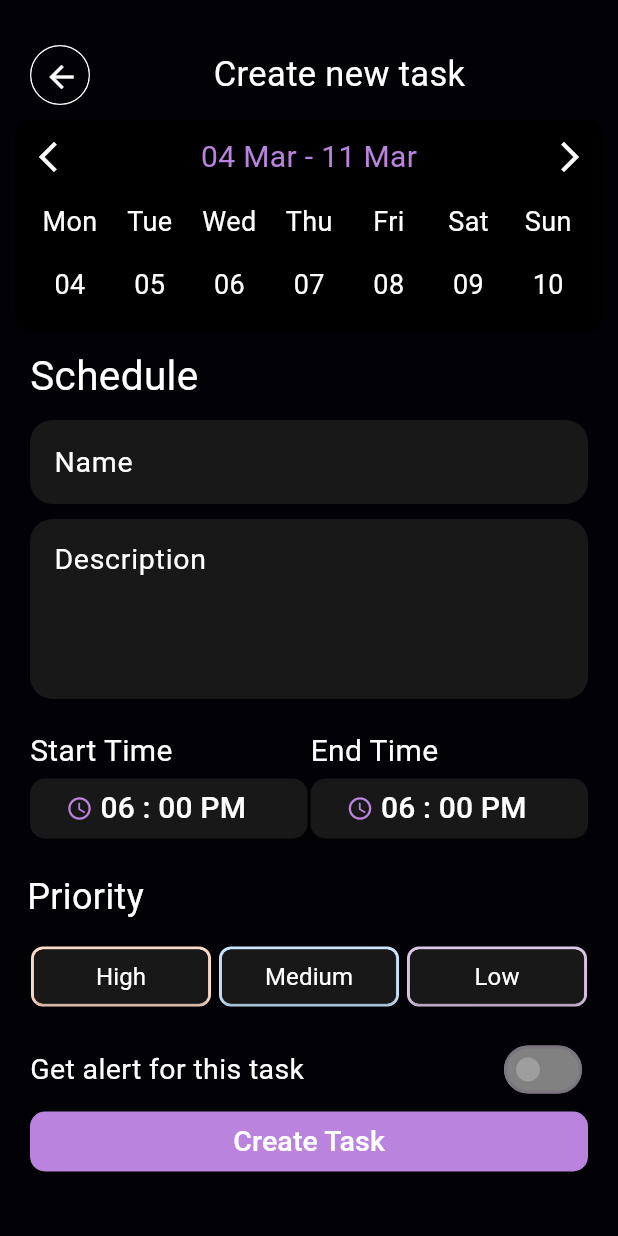
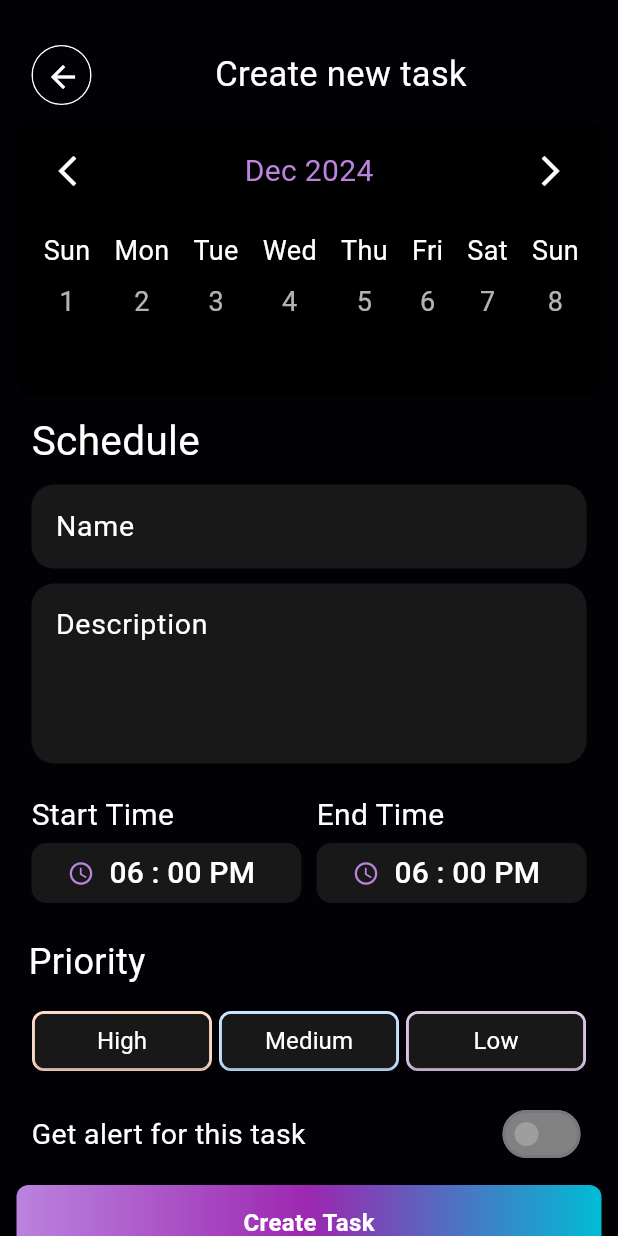
Before and after one commit to khailuvN/buoi5, a Flutter app: the screen it shows after launch, after a tap on the "add" icon, on a phone screen of 412 x 824 dp. Run offline on Flutter 3.47's test engine with Material 3 defaults, Android fonts, the phone set to English and light mode, and no system bars.

Commit message:
khaidz đã sửa lại

```diff
--- a/flutterstudy/lib/Screen/Screen1/Screen.dart
+++ b/flutterstudy/lib/Screen/Screen1/Screen.dart
@@ -21,9 +21,12 @@ class _HomeScreenState extends State<HomeScreen> {
     return Scaffold(
       backgroundColor: AppColors.hex020206,
       appBar: const HomeAppBar(),
-      body: Stack(
+      body: GestureDetector(
+        onTap: () {
+          FocusScope.of(context).unfocus();
+        },
+        child: Stack(
           children: [
-          // Nội dung chính
             SingleChildScrollView(
               child: Column(
                 crossAxisAlignment: CrossAxisAlignment.start,
@@ -59,22 +62,31 @@ class _HomeScreenState extends State<HomeScreen> {
                   Navigator.push(context, MaterialPageRoute(builder: (context) => Screen2()));
                 },
                 child: Container(
-                width: 56,
-                height: 56,
+                  width: 71,
+                  height: 71,
                   decoration: BoxDecoration(
                     shape: BoxShape.circle,
                     color: Colors.purple.shade200,
+                    boxShadow: [
+                      BoxShadow(
+                        color: Colors.black.withOpacity(0.5),
+                        offset: Offset(3, 3),
+                        blurRadius: 5,
+                        spreadRadius: 1,
+                      ),
+                    ],
                   ),
                   child: const Icon(
                     Icons.add,
-                  color: Colors.white,
-                  size: 30,
+                    color: AppColors.hex181818,
+                    size: 35,
                   ),
                 ),
               ),
             ),
           ],
         ),
+      ),
     );
   }
 }
--- a/flutterstudy/lib/Screen/Screen1/model/color_model.dart
+++ b/flutterstudy/lib/Screen/Screen1/model/color_model.dart
@@ -4,4 +4,5 @@ class AppColors {
 static const hex020206 = Color(0xFF020206);
 static const hexBA83DE = Color(0xFFBA83DE);
 static const hex181818 = Color(0xFF181818);
+static const hexDE83B0 = Color(0xFF181818);
 }
--- a/flutterstudy/lib/Screen/Screen1/widgets/progress.dart
+++ b/flutterstudy/lib/Screen/Screen1/widgets/progress.dart
@@ -1,6 +1,5 @@
 import 'package:flutter/material.dart';
 import '../model/color_model.dart';
-
 
 class Task {
   final String name;
@@ -14,8 +13,7 @@ class Progress extends StatelessWidget {
 
   @override
   Widget build(BuildContext context) {
-
-    const double progressValue = 0.66;
+    const double progressValue = 0.66; // Giá trị tiến trình (66%)
 
     return Container(
       margin: const EdgeInsets.symmetric(horizontal: 10),
@@ -64,14 +62,33 @@ class Progress extends StatelessWidget {
             ],
           ),
           const SizedBox(height: 6),
-          ClipRRect(
-            borderRadius: BorderRadius.circular(10),
-            child: const LinearProgressIndicator(
-              value: progressValue,
-              backgroundColor: Color(0xFFD8BFD8),
-              color: AppColors.hexBA83DE,
-              minHeight: 20.0,
-            ),
+
+          Stack(
+            children: [
+
+              Container(
+                height: 20.0,
+                decoration: BoxDecoration(
+                  borderRadius: BorderRadius.circular(10),
+                  border: Border.all(
+                    color: const Color(0xFFD8BFD8),
+                    width: 2,
+                  ),
+                  color: const Color(0xFFD8BFD8), // Màu nền
+                ),
+              ),
+
+              FractionallySizedBox(
+                widthFactor: progressValue,
+                child: Container(
+                  height: 20.0,
+                  decoration: BoxDecoration(
+                    color: AppColors.hexBA83DE,
+                    borderRadius: BorderRadius.circular(10),
+                  ),
+                ),
+              ),
+            ],
           ),
         ],
       ),
--- a/flutterstudy/lib/Screen/Screen1/widgets/search.dart
+++ b/flutterstudy/lib/Screen/Screen1/widgets/search.dart
@@ -11,6 +11,7 @@ class Search extends StatelessWidget {
       padding: const EdgeInsets.symmetric(horizontal: 10, vertical: 10),
       child: TextFormField(
         decoration: InputDecoration(
+          floatingLabelBehavior: FloatingLabelBehavior.never,
           filled: true,
           fillColor: AppColors.hex181818,
           prefixIcon: const Icon(Icons.search, color: Colors.white, size: 19),
--- a/flutterstudy/lib/Screen/Screen2/Screen2.dart
+++ b/flutterstudy/lib/Screen/Screen2/Screen2.dart
@@ -2,6 +2,7 @@ import 'package:flutter/cupertino.dart';
 import 'package:flutter/material.dart';
 import 'package:flutterstudy/Screen/Screen1/model/color_model.dart';
 import 'package:flutterstudy/Screen/Screen2/widgets/back_title.dart';
+import 'package:flutterstudy/Screen/Screen2/widgets/button.dart';
 import 'package:flutterstudy/Screen/Screen2/widgets/create_task.dart';
 import 'package:flutterstudy/Screen/Screen2/widgets/priority.dart';
 import 'package:flutterstudy/Screen/Screen2/widgets/schedule.dart';
@@ -15,17 +16,24 @@ class Screen2 extends StatelessWidget {
   Widget build(BuildContext context) {
     return Scaffold(
       backgroundColor: AppColors.hex020206,
-      body: SingleChildScrollView(
-        child: Padding(padding: const EdgeInsets.symmetric(vertical: 20, horizontal: 10),
+      body: GestureDetector(
+        onTap: () {
+          FocusScope.of(context).unfocus();
+        },
+        child: SingleChildScrollView(
+          child: Padding(
+            padding: const EdgeInsets.symmetric(vertical: 20, horizontal: 11),
             child: Column(
               children: [
                 const BackTitle(),
-              WidgetTimes(),
-              const Schedule(title:'Schedule'),
+                const WidgetTimes(),
+                const Schedule(title: 'Schedule'),
                 const Times(),
                 const Priority(title: 'Priority'),
                 const createStask(),
+                Button(onTap: () {}, title: 'Create Task'),
               ],
+            ),
           ),
         ),
       ),
--- a/flutterstudy/lib/Screen/Screen2/widgets/back_title.dart
+++ b/flutterstudy/lib/Screen/Screen2/widgets/back_title.dart
@@ -1,4 +1,3 @@
-import 'package:flutter/cupertino.dart';
 import 'package:flutter/material.dart';
 import 'package:flutterstudy/Screen/Screen1/model/color_model.dart';
 
@@ -28,14 +27,14 @@ class BackTitle extends StatelessWidget {
                     onPressed: () {
                       Navigator.pop(context);
                     },
-                    icon: Icon(Icons.arrow_back, color: Colors.white),
+                    icon: const Icon(Icons.arrow_back, color: Colors.white),
                   ),
                 ),
               ),
               SizedBox(
                 width: MediaQuery.of(context).size.width * 0.2,
               ),
-              Text(
+              const Text(
                 'Create new task',
                 style: TextStyle(fontSize: 23, color: Colors.white),
               ),
--- /dev/null
+++ b/flutterstudy/lib/Screen/Screen2/widgets/button.dart
@@ -0,0 +1,42 @@
+import 'package:flutter/cupertino.dart';
+import 'package:flutter/material.dart';
+
+import '../../Screen1/model/color_model.dart';
+
+class Button extends StatelessWidget {
+  const Button({super.key, required this.onTap, required this.title});
+
+  final VoidCallback onTap;
+  final String  title;
+
+  @override
+  Widget build(BuildContext context) {
+    return  InkWell(
+      onTap: onTap,
+      child: Container(
+        height: 50,
+        decoration: const BoxDecoration(
+          gradient: LinearGradient(
+            colors: [
+              AppColors.hexBA83DE,
+              Colors.purple,
+              Colors.cyan
+            ],
+            begin: Alignment.centerLeft,
+            end: Alignment.centerRight,
+          ),
+          borderRadius: BorderRadius.all(Radius.circular(8)),
+        ),
+        child: Center(
+          child: Text(title,
+            style: const TextStyle(
+              color: Colors.white,
+              fontSize: 16,
+              fontWeight: FontWeight.w600,
+            ),
+          ),
+        ),
+      ),
+    );
+  }
+}
--- a/flutterstudy/lib/Screen/Screen2/widgets/create_task.dart
+++ b/flutterstudy/lib/Screen/Screen2/widgets/create_task.dart
@@ -3,6 +3,8 @@ import 'package:flutterstudy/Screen/Screen1/model/color_model.dart';
 
 class createStask extends StatefulWidget {
   const createStask({super.key});
+
+
 
   @override
   State<createStask> createState() => _createStaskState();
@@ -29,34 +31,14 @@ class _createStaskState extends State<createStask> {
                 _value = value;
               });
             },
-                activeColor:Colors.white,
+            activeColor: Colors.white,
             activeTrackColor: const Color(0xFFB1A2CA),
             inactiveThumbColor: Colors.grey,
             inactiveTrackColor: const Color(0xFF818181),
           )
         ],
       ),
-          Row(
-            children: [
-              Expanded(
-                child: ElevatedButton(
-                  onPressed: () {},
-                  style: ElevatedButton.styleFrom(
-                    backgroundColor: AppColors.hexBA83DE,
-                    shape: RoundedRectangleBorder(
-                      borderRadius: BorderRadius.circular(10),
-                    ),
-                  ),
-                  child: const Text(
-                    'Create Task',
-                    style: TextStyle(color: Colors.white, fontSize: 19),
-                  ),
-                ),
-              ),
       ],
-          )
-        ],
-      ),
-    );
+    ),);
   }
 }
--- a/flutterstudy/lib/Screen/Screen2/widgets/priority.dart
+++ b/flutterstudy/lib/Screen/Screen2/widgets/priority.dart
@@ -35,7 +35,7 @@ class _PriorityState extends State<Priority> {
                   ),
                 ],
               ),
-              SizedBox(height: 16),
+              const SizedBox(height: 16),
               Row(
                 mainAxisAlignment: MainAxisAlignment.spaceAround,
                 children: priorityList.map((priorityButton) {
--- a/flutterstudy/lib/Screen/Screen2/widgets/schedule.dart
+++ b/flutterstudy/lib/Screen/Screen2/widgets/schedule.dart
@@ -11,21 +11,21 @@ class Schedule extends StatelessWidget {
     return Column(
       children: [
         Padding(
-          padding: EdgeInsets.all(10),
+          padding: const EdgeInsets.all(10),
           child: Column(
             children: [
               Row(
                 children: [
                   Text(
                     title,
-                    style: TextStyle(color: Colors.white, fontSize: 27),
+                    style: const TextStyle(color: Colors.white, fontSize: 27),
                   ),
                 ],
               ),
               const SizedBox(height: 10),
               TextFormField(
                 decoration: InputDecoration(
-                  label: const Text('Name'),
+                  labelText: 'Name',
                   labelStyle: const TextStyle(color: Colors.white, fontSize: 19),
                   border: OutlineInputBorder(
                     borderRadius: BorderRadius.circular(15),
@@ -33,6 +33,7 @@ class Schedule extends StatelessWidget {
                   ),
                   filled: true,
                   fillColor: AppColors.hex181818,
+                  floatingLabelBehavior: FloatingLabelBehavior.never, // Ẩn label khi nhập
                 ),
               ),
               const SizedBox(height: 10),
@@ -55,9 +56,10 @@ class Schedule extends StatelessWidget {
                       vertical: 16,
                       horizontal: 12,
                     ),
+                    floatingLabelBehavior: FloatingLabelBehavior.never, // Ẩn label khi nhập
                   ),
                 ),
-              )
+              ),
             ],
           ),
         ),
--- a/flutterstudy/lib/Screen/Screen2/widgets/times.dart
+++ b/flutterstudy/lib/Screen/Screen2/widgets/times.dart
@@ -13,7 +13,7 @@ class Times extends StatelessWidget {
         children: [
           Container(
             height: 77,
-            width: 185,
+            width: 180,
             child: Column(
               crossAxisAlignment: CrossAxisAlignment.start,
               children: [
@@ -36,7 +36,7 @@ class Times extends StatelessWidget {
                     child: const Row(
                       children: [
                         Icon(Icons.access_time, color: AppColors.hexBA83DE),
-                        SizedBox(width: 5),
+                        SizedBox(width: 10),
                         Text(
                           '06 : 00 PM',
                           style: TextStyle(color: Colors.white, fontSize: 20),
@@ -50,7 +50,7 @@ class Times extends StatelessWidget {
 
           Container(
             height: 77,
-            width: 185,
+            width: 180,
             child: Column(
               crossAxisAlignment: CrossAxisAlignment.start,
               children: [
@@ -73,7 +73,7 @@ class Times extends StatelessWidget {
                     child: const Row(
                       children: [
                         Icon(Icons.access_time, color: AppColors.hexBA83DE),
-                        SizedBox(width: 5),
+                        SizedBox(width: 10),
                         Text(
                           '06 : 00 PM',
                           style: TextStyle(color: Colors.white, fontSize: 20),
--- a/flutterstudy/lib/Screen/Screen2/widgets/widget_times.dart
+++ b/flutterstudy/lib/Screen/Screen2/widgets/widget_times.dart
@@ -1,40 +1,93 @@
+import 'package:flutter/cupertino.dart';
 import 'package:flutter/material.dart';
-import 'package:flutterstudy/Screen/Screen1/model/color_model.dart';
 
-class WidgetTimes extends StatelessWidget {
+import '../../Screen1/model/color_model.dart';
+
+class WidgetTimes extends StatefulWidget {
+  const WidgetTimes({super.key});
+
+  @override
+  _WidgetTimesState createState() => _WidgetTimesState();
+}
+
+class _WidgetTimesState extends State<WidgetTimes> {
+  int _selectedYear = DateTime.now().year;
+  int _selectedMonth = DateTime.now().month;
+  DateTime? _selectedDate;
+
+  final List<String> _months = [
+    'Jan', 'Feb', 'Mar', 'Apr', 'May', 'Jun',
+    'Jul', 'Aug', 'Sep', 'Oct', 'Nov', 'Dec'
+  ];
+
+  final List<String> _weekdays = ['Mon', 'Tue', 'Wed', 'Thu', 'Fri', 'Sat', 'Sun'];
+
+  void _changeMonth(int delta) {
+    setState(() {
+      _selectedMonth += delta;
+      if (_selectedMonth > 12) {
+        _selectedMonth = 1;
+        _selectedYear++;
+      } else if (_selectedMonth < 1) {
+        _selectedMonth = 12;
+        _selectedYear--;
+      }
+
+      _selectedYear = _selectedYear.clamp(2000, 2024);
+    });
+  }
+
   @override
   Widget build(BuildContext context) {
     return Container(
-      padding: EdgeInsets.all(10),
+      padding: const EdgeInsets.all(10),
       decoration: BoxDecoration(
         color: Colors.black,
         borderRadius: BorderRadius.circular(10),
       ),
       child: Column(
         children: [
-          const Row(
+          Row(
             mainAxisAlignment: MainAxisAlignment.spaceBetween,
             children: [
-              Icon(Icons.arrow_back_ios_new, color: Colors.white),
+              IconButton(
+                onPressed: () => _changeMonth(-1),
+                icon: const Icon(Icons.arrow_back_ios_new, color: Colors.white),
+              ),
               Text(
-                '04 Mar - 11 Mar',
-                style: TextStyle(color: AppColors.hexBA83DE, fontSize: 20),
+                '${_months[_selectedMonth - 1]} $_selectedYear',
+                style: const TextStyle(color: AppColors.hexBA83DE, fontSize: 20),
               ),
-              Icon(Icons.arrow_forward_ios, color: Colors.white),
+              IconButton(
+                onPressed: () => _changeMonth(1),
+                icon: const Icon(Icons.arrow_forward_ios, color: Colors.white),
+              ),
             ],
           ),
-          SizedBox(height: 16.0),
-          Row(
-            mainAxisAlignment: MainAxisAlignment.spaceAround,
-            children: [
-              _buildDayColumn('Mon', '04', false),
-              _buildDayColumn('Tue', '05', false),
-              _buildDayColumn('Wed', '06', false),
-              _buildDayColumn('Thu', '07', true),
-              _buildDayColumn('Fri', '08', false),
-              _buildDayColumn('Sat', '09', false),
-              _buildDayColumn('Sun', '10', false),
-            ],
+          const SizedBox(height: 16.0),
+          SizedBox(
+            height: 100,
+            child: ListView.builder(
+              scrollDirection: Axis.horizontal,
+              itemCount: DateTime(_selectedYear, _selectedMonth + 1, 0).day,
+              itemBuilder: (context, index) {
+                DateTime currentDay = DateTime(_selectedYear, _selectedMonth, index + 1);
+                String dayName = _weekdays[currentDay.weekday - 1];
+
+                return GestureDetector(
+                  onTap: () {
+                    setState(() {
+                      _selectedDate = currentDay;
+                    });
+                  },
+                  child: _buildDayColumn(
+                    dayName,
+                    '${currentDay.day}',
+                    currentDay == _selectedDate,
+                  ),
+                );
+              },
+            ),
           ),
         ],
       ),
@@ -42,26 +95,27 @@ class WidgetTimes extends StatelessWidget {
   }
 
   Widget _buildDayColumn(String day, String date, bool isSelected) {
-    return Column(
-      children: [
-        Text(
-          day,
-          style: TextStyle(color: Colors.white, fontSize: 18),
-        ),
-        SizedBox(height: 8.0),
-        Container(
-          padding: const EdgeInsets.all(8.0),
-          decoration: BoxDecoration(
-          ),
-          child: Text(
-            date,
-            style: const TextStyle(
-              color: Colors.white,
+    return Padding(
+      padding: const EdgeInsets.symmetric(horizontal: 8.0),
+      child: Column(
+        children: [
+          Text(
+            day,
+            style: TextStyle(
+              color: isSelected ? AppColors.hexBA83DE : Colors.white,
               fontSize: 18,
             ),
           ),
-        ),
-      ],
+          const SizedBox(height: 8.0),
+          Text(
+            date,
+            style: TextStyle(
+              color: isSelected ? AppColors.hexBA83DE : Colors.white70,
+              fontSize: 18,
+            ),
+          ),
+        ],
+      ),
     );
   }
 }
```
Lines whose indentation alone changed are shown as unchanged.
